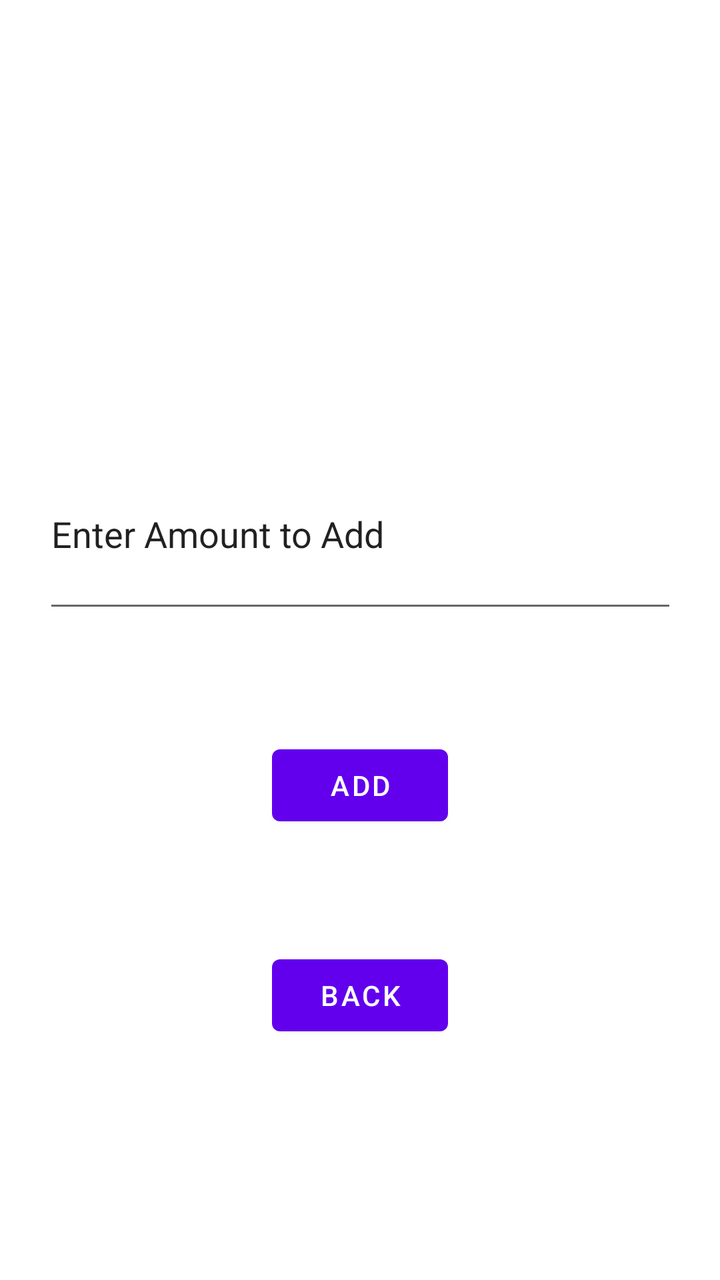
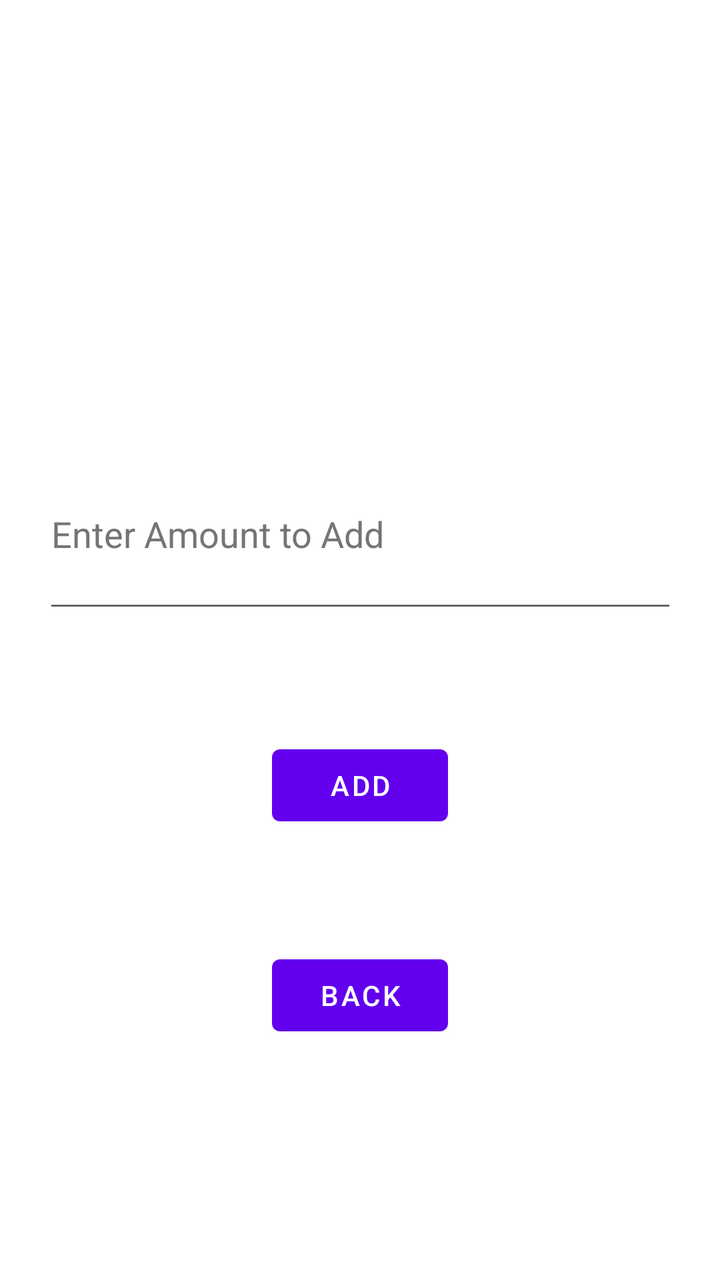

The first picture is an Android layout as it rendered before a commit; the second is the same layout after the commit. The layout source and the unified diff follow.
<!-- AndroidManifest.xml: application theme Theme.GamblingBadger -->
<!-- res/layout/fragment_add_balance.xml -->
<?xml version="1.0" encoding="utf-8"?>
<androidx.constraintlayout.widget.ConstraintLayout xmlns:android="http://schemas.android.com/apk/res/android"
    xmlns:app="http://schemas.android.com/apk/res-auto"
    xmlns:tools="http://schemas.android.com/tools"
    android:id="@+id/ConstraintLayout"
    android:layout_width="match_parent"
    android:layout_height="match_parent"
    tools:context=".balance.AddBalanceFragment">

    <Button
        android:id="@+id/addBalanceFrag_button_add"
        android:layout_width="wrap_content"
        android:layout_height="wrap_content"
        android:text="@string/Add"
        app:layout_constraintBottom_toTopOf="@+id/addBalanceFrag_button_back"
        app:layout_constraintEnd_toEndOf="parent"
        app:layout_constraintHorizontal_bias="0.5"
        app:layout_constraintStart_toStartOf="parent"
        app:layout_constraintTop_toBottomOf="@+id/addBalanceFrag_addAmt" />

    <EditText
        android:id="@+id/addBalanceFrag_addAmt"
        android:layout_width="317dp"
        android:layout_height="92dp"
        android:autofillHints=" "
        android:hint="@string/addbalancefrag_hint"
        android:imeOptions="actionDone"
        android:inputType="numberDecimal"
        android:text="@string/enterAmountToAdd"
        android:textColorHint="#757575"
        app:layout_constraintBottom_toBottomOf="parent"
        app:layout_constraintEnd_toEndOf="parent"
        app:layout_constraintStart_toStartOf="parent"
        app:layout_constraintTop_toTopOf="parent"
        app:layout_constraintVertical_bias="0.40" />

    <Button
        android:id="@+id/addBalanceFrag_button_back"
        android:layout_width="wrap_content"
        android:layout_height="wrap_content"
        android:text="@string/back"
        app:layout_constraintBottom_toBottomOf="parent"
        app:layout_constraintEnd_toEndOf="parent"
        app:layout_constraintHorizontal_bias="0.5"
        app:layout_constraintStart_toStartOf="parent"
        app:layout_constraintTop_toTopOf="parent"
        app:layout_constraintVertical_bias="0.8" />

</androidx.constraintlayout.widget.ConstraintLayout>
<!-- resources referenced by this layout -->
<resources>
  <string name="Add">ADD</string>
  <string name="addbalancefrag_hint">addBalancefrag_hint</string>
  <string name="back">Back</string>
  <string name="enterAmountToAdd">Enter Amount to Add</string>
  <style name="Theme.GamblingBadger" parent="Theme.MaterialComponents.DayNight.DarkActionBar">
          
          <item name="colorPrimary">@color/purple_500</item>
          <item name="colorPrimaryVariant">@color/purple_700</item>
          <item name="colorOnPrimary">@color/white</item>
          
          <item name="colorSecondary">@color/teal_200</item>
          <item name="colorSecondaryVariant">@color/teal_700</item>
          <item name="colorOnSecondary">@color/black</item>
          
          <item name="android:statusBarColor" tools:targetApi="l">?attr/colorPrimaryVariant</item>
          
      </style>
  <color name="purple_500">#FF6200EE</color>
  <color name="purple_700">#FF3700B3</color>
  <color name="white">#FFFFFFFF</color>
  <color name="teal_200">#FF03DAC5</color>
  <color name="teal_700">#FF018786</color>
  <color name="black">#FF000000</color>
</resources>

<!-- the commit's change to res/layout/fragment_add_balance.xml (unified diff, before → after) -->
@@ -23,10 +23,9 @@
         android:layout_width="317dp"
         android:layout_height="92dp"
         android:autofillHints=" "
-        android:hint="@string/addbalancefrag_hint"
+        android:hint="@string/enter_amount_to_ad"
         android:imeOptions="actionDone"
         android:inputType="numberDecimal"
-        android:text="@string/enterAmountToAdd"
         android:textColorHint="#757575"
         app:layout_constraintBottom_toBottomOf="parent"
         app:layout_constraintEnd_toEndOf="parent"
<!-- resource entries referenced after the edit -->
@@ -1,9 +1,8 @@
 <!-- resources referenced by this layout -->
 <resources>
   <string name="Add">ADD</string>
-  <string name="addbalancefrag_hint">addBalancefrag_hint</string>
   <string name="back">Back</string>
-  <string name="enterAmountToAdd">Enter Amount to Add</string>
+  <string name="enter_amount_to_ad">Enter Amount to Add</string>
   <style name="Theme.GamblingBadger" parent="Theme.MaterialComponents.DayNight.DarkActionBar">
           
           <item name="colorPrimary">@color/purple_500</item>
